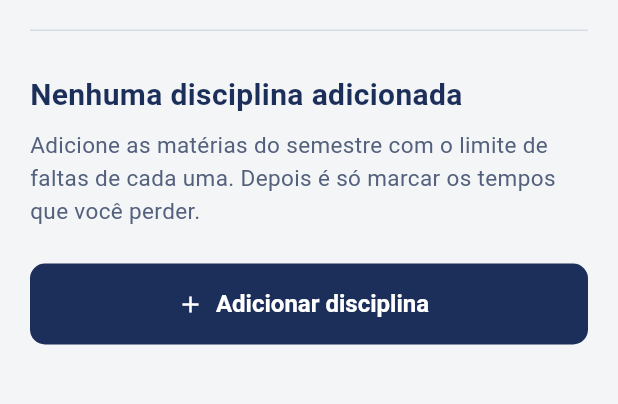
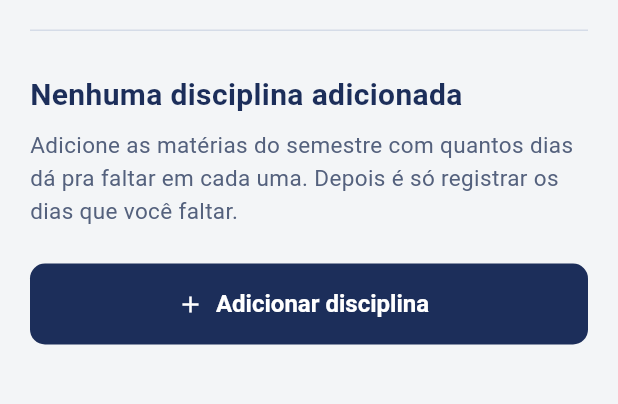
Before and after one commit to LuGoAn/frequencia-app, a Flutter app: the screen it shows after launch, on a phone screen of 412 x 824 dp, the part 110-514 px from its top. Run offline on Flutter 3.47's test engine with Material 3 defaults, Android fonts, the phone set to English and light mode, and no system bars; our stand-ins replace shared_preferences.

Commit message:
ajusta texto da tela vazia pra falar em dias

```diff
--- a/lib/screens/disciplines_screen.dart
+++ b/lib/screens/disciplines_screen.dart
@@ -95,8 +95,8 @@ class DisciplinesScreen extends StatelessWidget {
                       ),
                       const SizedBox(height: 8),
                       Text(
-                        'Adicione as matérias do semestre com o limite de faltas de cada uma. '
-                        'Depois é só marcar os tempos que você perder.',
+                        'Adicione as matérias do semestre com quantos dias dá pra faltar em cada uma. '
+                        'Depois é só registrar os dias que você faltar.',
                         style: TextStyle(fontSize: 15, height: 1.45, color: p.inkSoft),
                       ),
                       const SizedBox(height: 24),
```
